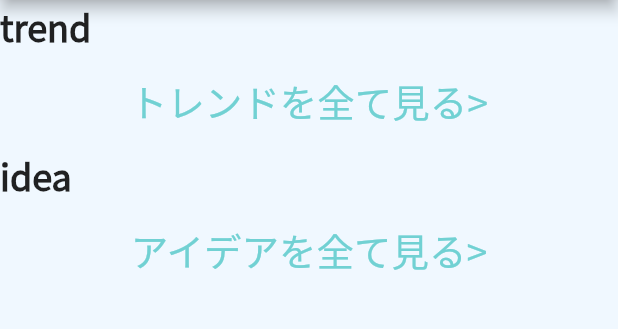
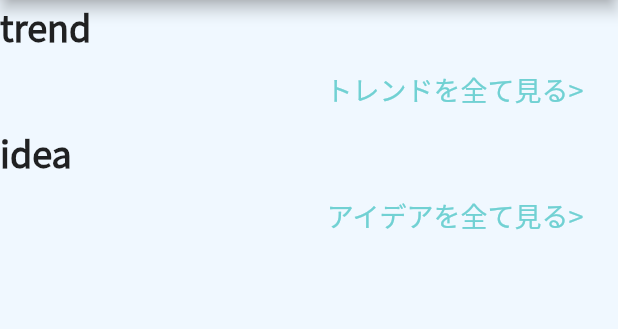
Before and after one commit to Hiroki1112/hackathon_supporterz, a Flutter app: the screen it shows after launch, on a phone screen of 412 x 824 dp, the part 84-413 px from its top. Run offline on Flutter 3.47's test engine with Material 2 defaults, Android fonts, the phone set to English and light mode, and no system bars; our stand-ins replace cloud_firestore, file_picker, firebase_auth, firebase_core, flutter_signin_button, font_awesome_flutter and 5 more; missing offline and left inert: markdown; accounts and stored records are empty.

Commit message:
詳細ページへの遷移ボタンの実装

```diff
--- a/lib/screens/home/home_screen.dart
+++ b/lib/screens/home/home_screen.dart
@@ -27,40 +27,40 @@ class HomeScreen extends StatelessWidget {
             style: Config.h1,
           ),
           const TrendList(),
-          TextButton(
-            onPressed: () {
+          _rignhtTextButton(() {
             Navigator.pushNamed(context, PostDetailTrend.routeName);
-            },
-            child: const Padding(
-              padding: EdgeInsets.symmetric(horizontal: 10, vertical: 5),
-              child: Text(
-                'トレンドを全て見る>',
-                style: TextStyle(
-                  fontSize: 25,
-                ),
-              ),
-            ),
-          ),
+          }, context, 'トレンドを全て見る>'),
           const Text(
             'idea',
             style: Config.h1,
           ),
-          TextButton(
+          _rignhtTextButton(() {
+            Navigator.pushNamed(context, PostDetailIdea.routeName);
+          }, context, 'アイデアを全て見る>'),
+        ],
+      ),
+    );
+  }
+
+  _rignhtTextButton(Function onPressed, BuildContext context, String text) {
+    return Row(
+      mainAxisAlignment: MainAxisAlignment.end,
+      children: [
+        Padding(
+          padding: const EdgeInsets.symmetric(horizontal: 15),
+          child: TextButton(
             onPressed: () {
-              Navigator.pushNamed(context, PostDetailIdea.routeName);
+              Navigator.pushNamed(context, PostDetailTrend.routeName);
             },
-            child: const Padding(
-              padding: EdgeInsets.symmetric(horizontal: 10, vertical: 5),
             child: Text(
-                'アイデアを全て見る>',
-                style: TextStyle(
-                  fontSize: 25,
+              text,
+              style: const TextStyle(
+                fontSize: 18,
               ),
             ),
           ),
         ),
       ],
-      ),
     );
   }
 }
```
Lines whose indentation alone changed are shown as unchanged.
